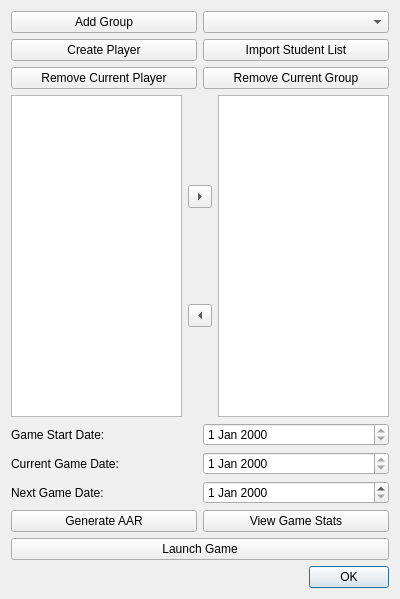
This is ui/EditScenarioDialog.ui in dmzdev/stance as Qt 5 draws it before an edit. The edited form follows.
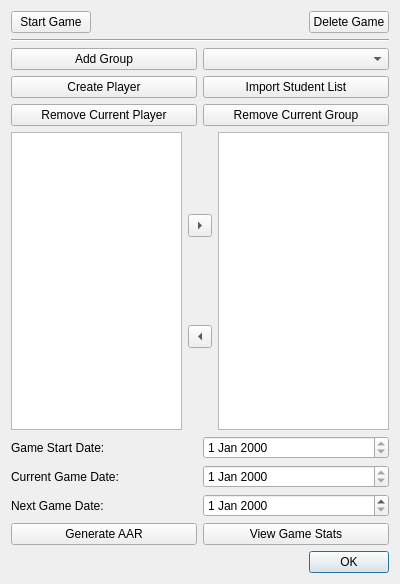
This is the edited form.

Commit message: Basic admin window functionality completed. Basic game/player/group creation functionality completed. Multiple game management for admins implemented.

The edit to the form file:
```diff
--- a/ui/EditScenarioDialog.ui
+++ b/ui/EditScenarioDialog.ui
@@ -7,13 +7,51 @@
     <x>0</x>
     <y>0</y>
     <width>400</width>
-    <height>599</height>
+    <height>584</height>
    </rect>
   </property>
   <property name="windowTitle">
    <string>Edit Scenario Window</string>
   </property>
   <layout class="QVBoxLayout" name="verticalLayout_2">
+   <item>
+    <layout class="QHBoxLayout" name="horizontalLayout_9">
+     <item>
+      <widget class="QPushButton" name="gameStateButton">
+       <property name="text">
+        <string>Start Game</string>
+       </property>
+      </widget>
+     </item>
+     <item>
+      <spacer name="horizontalSpacer">
+       <property name="orientation">
+        <enum>Qt::Horizontal</enum>
+       </property>
+       <property name="sizeHint" stdset="0">
+        <size>
+         <width>40</width>
+         <height>20</height>
+        </size>
+       </property>
+      </spacer>
+     </item>
+     <item>
+      <widget class="QPushButton" name="deleteGameButton">
+       <property name="text">
+        <string>Delete Game</string>
+       </property>
+      </widget>
+     </item>
+    </layout>
+   </item>
+   <item>
+    <widget class="Line" name="line">
+     <property name="orientation">
+      <enum>Qt::Horizontal</enum>
+     </property>
+    </widget>
+   </item>
    <item>
     <layout class="QHBoxLayout" name="horizontalLayout">
      <item>
@@ -166,13 +204,6 @@
      </item>
     </layout>
    </item>
-   <item>
-    <widget class="QPushButton" name="gameStateButton">
-     <property name="text">
-      <string>Launch Game</string>
-     </property>
-    </widget>
-   </item>
    <item>
     <widget class="QDialogButtonBox" name="buttonBox">
      <property name="orientation">
```
Left out of the diff: 7 changed lines with no effect on the pictures. The commit also changes 3 other files.
